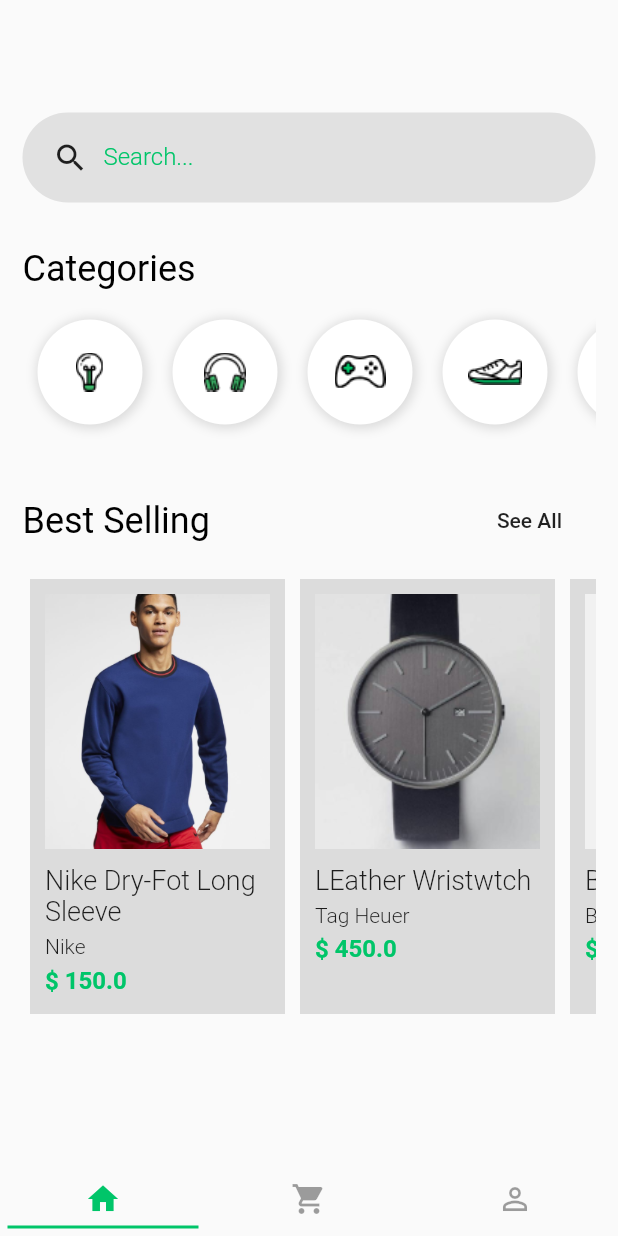
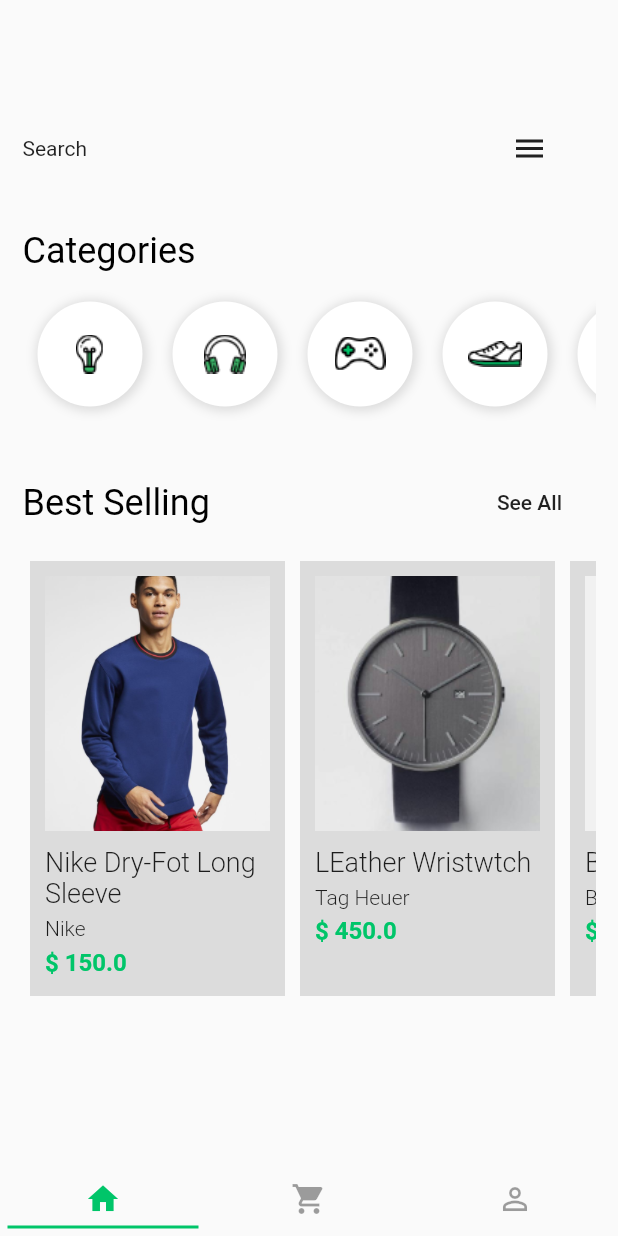
Before and after one commit to rodrigofelipejr/flutter-dart-balta.io, a Flutter app: the screen it shows after launch, on a phone screen of 412 x 824 dp. Run offline on Flutter 3.47's test engine with Material 2 defaults, Android fonts, the phone set to English and light mode, and no system bars; our stand-ins replace flutter_masked_text, shared_preferences.

Commit message:
Dominando Layouts no Flutter - Animated Icon

```diff
--- a/app_shopping/lib/widgets/search-box.widget.dart
+++ b/app_shopping/lib/widgets/search-box.widget.dart
@@ -8,6 +8,7 @@ class SearchBox extends StatefulWidget {
 class _SearchBoxState extends State<SearchBox>
     with SingleTickerProviderStateMixin {
   AnimationController _animationController;
+  bool menuOpened = false;
 
   /*
     LEMBRE-SE DE INSTANCIAR O CONTROLLER E FAZER O DISPOSE, PARA QUE NÃO OCORRA
@@ -33,42 +34,24 @@ class _SearchBoxState extends State<SearchBox>
 
   @override
   Widget build(BuildContext context) {
-    return Container(
-      //color: Colors.black.withOpacity(0.1),
-      height: 60,
-      padding: EdgeInsets.only(left: 20),
-      decoration: BoxDecoration(
-        color: Color.fromRGBO(0, 0, 0, 0.1),
-        borderRadius: BorderRadius.all(
-          Radius.circular(128),
-        ),
-      ),
-      child: Row(
-        children: [
-          Icon(Icons.search),
-          Container(
-            width: 250,
-            padding: EdgeInsets.only(left: 10),
-            child: TextFormField(
-              keyboardType: TextInputType.text,
-              textInputAction: TextInputAction.go,
-              decoration: InputDecoration(
-                labelText: "Search...",
-                border: InputBorder.none,
-                labelStyle: TextStyle(
-                  color: Theme.of(context).primaryColor,
-                  fontWeight: FontWeight.w300,
-                  fontSize: 16,
-                ),
-              ),
-              style: TextStyle(
-                fontSize: 20,
-                color: Theme.of(context).primaryColor,
-              ),
-            ),
-          )
-        ],
-      ),
+    return Row(
+      mainAxisAlignment: MainAxisAlignment.spaceBetween,
+      children: [
+        Text("Search"),
+        FlatButton(
+          onPressed: () {
+            !menuOpened
+                ? _animationController.forward() // play animation
+                : _animationController.reverse(); // reverse animation
+            menuOpened = !menuOpened;
+          },
+          child: AnimatedIcon(
+            icon: AnimatedIcons.menu_close,
+            progress: _animationController,
+            semanticLabel: 'Open Menu',
+          ),
+        )
+      ],
     );
   }
 }
```
